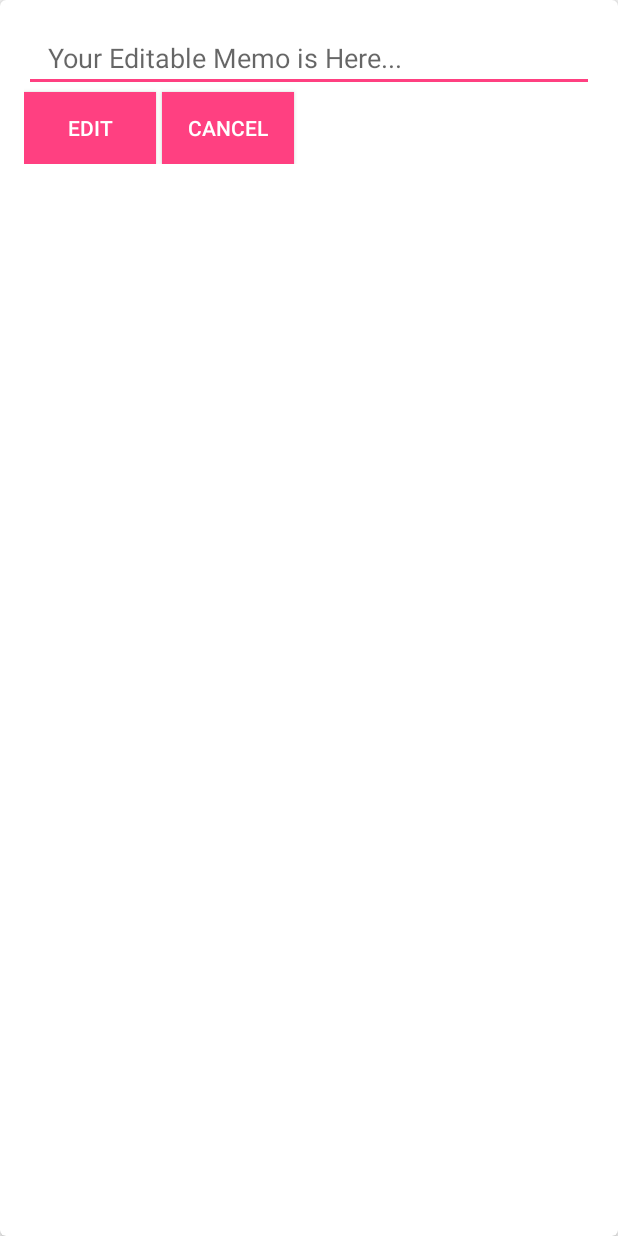
After one commit to sandeg25x5/CallMemo2, an Android app: the layout edit_memo_dialog.xml on its own in the app's theme, with its tools: preview values and no code run, on a phone screen of 412 x 824 dp. The commit adds this screen. Run offline under Robolectric (Android 15) with nearby library versions, the phone set to English and light mode, and no system bars.

Commit message:
sixth commit

```diff
--- a/app/src/main/AndroidManifest.xml
+++ b/app/src/main/AndroidManifest.xml
@@ -13,7 +13,8 @@
         android:resizeableActivity="true"
         android:roundIcon="@mipmap/ic_launcher_round"
         android:supportsRtl="true"
-        android:theme="@style/AppTheme">
+        android:theme="@style/AppTheme"
+        android:name=".App">
 
         <activity
             android:name=".UserRecordActivity"
--- a/app/src/main/java/com/example/sandeeplamsal123/testapplication2/UserRecordActivity.java
+++ b/app/src/main/java/com/example/sandeeplamsal123/testapplication2/UserRecordActivity.java
@@ -77,7 +77,7 @@ public class UserRecordActivity extends AppCompatActivity {
         } else {
             manager = new LinearLayoutManager(UserRecordActivity.this);
             userListRecycler.setLayoutManager(manager);
-            adapter = new UserListRecyclerAdapter(UserRecordActivity.this);
+            adapter = new UserListRecyclerAdapter(UserRecordActivity.this,repository);
             userListRecycler.setAdapter(adapter);
 
             // Get a new or existing ViewModel from the ViewModelProvider.
--- a/app/src/main/java/com/example/sandeeplamsal123/testapplication2/userdatabases/UserDao.java
+++ b/app/src/main/java/com/example/sandeeplamsal123/testapplication2/userdatabases/UserDao.java
@@ -34,4 +34,7 @@ public interface UserDao {
     @Update
     void updateUser(User user);
 
+    @Query("DELETE FROM user_table WHERE userPhoneNumber LIKE :userPhoneNumber")
+    void deleteMemo(String userPhoneNumber);
+
 }
--- /dev/null
+++ b/app/src/main/res/layout/edit_memo_dialog.xml
@@ -0,0 +1,58 @@
+<?xml version="1.0" encoding="utf-8"?>
+<android.support.v7.widget.CardView xmlns:android="http://schemas.android.com/apk/res/android"
+    xmlns:app="http://schemas.android.com/apk/res-auto"
+    android:layout_width="match_parent"
+    android:layout_height="match_parent"
+    android:padding="@dimen/activity_horizontal_margin"
+    app:cardCornerRadius="4dp"
+    app:cardElevation="4dp">
+
+    <RelativeLayout
+        android:layout_width="match_parent"
+        android:layout_height="wrap_content"
+        android:padding="@dimen/activity_horizontal_margin">
+
+        <EditText
+            android:id="@+id/edt_edit_memo"
+            android:layout_width="match_parent"
+            android:layout_height="wrap_content"
+            android:ellipsize="end"
+            android:hint="Your Editable Memo is Here..."
+            android:maxLines="3"
+            android:paddingEnd="@dimen/activity_horizontal_margin"
+            android:paddingStart="@dimen/activity_horizontal_margin"
+            android:scrollbarAlwaysDrawHorizontalTrack="true" />
+
+        <Button
+            android:id="@+id/btn_edit_memo"
+            android:layout_width="wrap_content"
+            android:layout_height="wrap_content"
+            android:layout_below="@+id/edt_edit_memo"
+            android:layout_marginEnd="4dp"
+            android:layout_marginRight="4dp"
+            android:background="@color/colorAccent"
+            android:paddingEnd="4dp"
+            android:paddingRight="4dp"
+            android:paddingStart="4dp"
+            android:text="Edit"
+            android:textColor="#ffffff" />
+
+        <Button
+            android:id="@+id/btn_cancel_memo"
+            android:layout_width="wrap_content"
+            android:layout_height="wrap_content"
+            android:layout_below="@+id/edt_edit_memo"
+            android:layout_marginEnd="4dp"
+            android:layout_marginLeft="4dp"
+            android:layout_marginRight="4dp"
+            android:layout_toRightOf="@+id/btn_edit_memo"
+            android:background="@color/colorAccent"
+            android:paddingEnd="4dp"
+            android:paddingLeft="4dp"
+            android:paddingStart="4dp"
+            android:text="cancel"
+            android:textColor="#ffffff" />
+
+    </RelativeLayout>
+
+</android.support.v7.widget.CardView>
```
Also changed, not shown: app/src/main/java/com/example/sandeeplamsal123/testapplication2/App.java (added, +21 -0 lines), app/src/main/java/com/example/sandeeplamsal123/testapplication2/adapters/UserListRecyclerAdapter.java (+67 -7 lines), app/src/main/java/com/example/sandeeplamsal123/testapplication2/userdatabases/UserRepository.java (+18 -0 lines).
